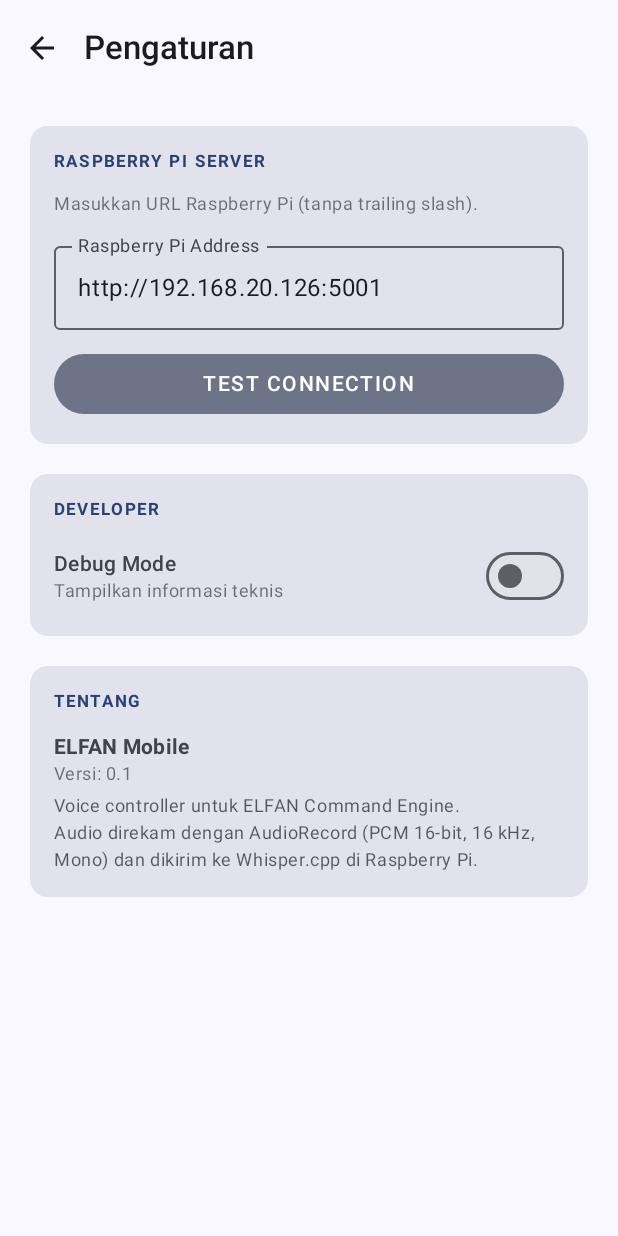
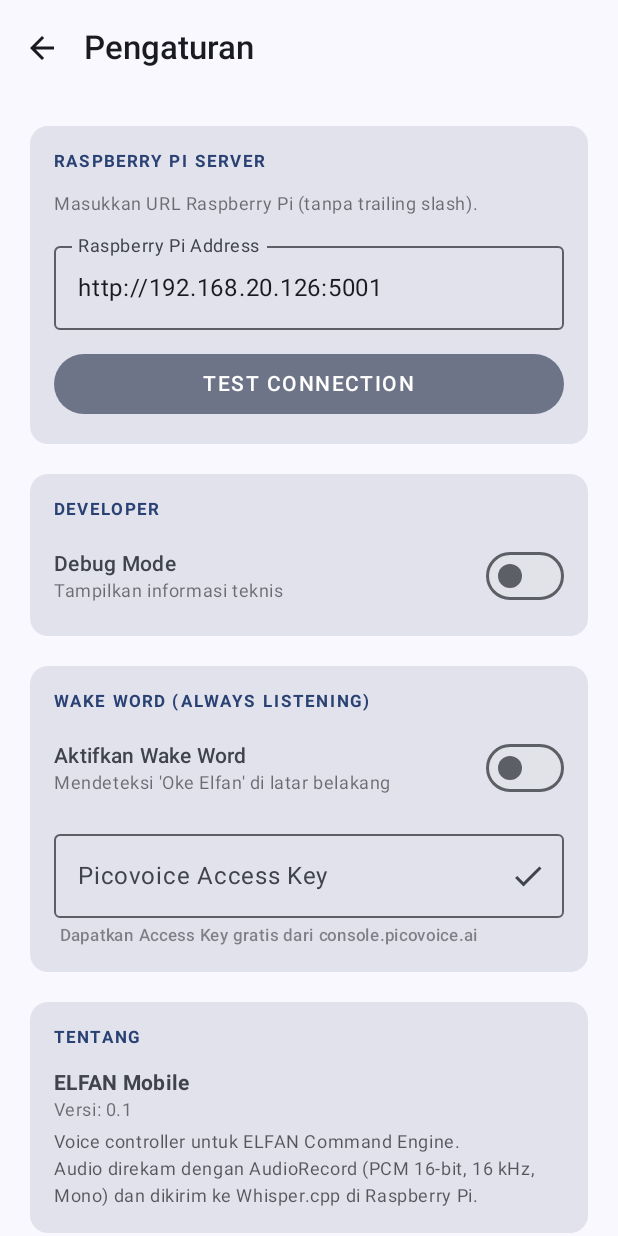
Before and after one commit to prianurislam1825/Elfan-Mobile, an Android app built with Jetpack Compose: the screen it shows after launch (MainActivity), after a tap on "Settings", on a phone screen of 412 x 824 dp. Run offline under Robolectric (Android 15) with nearby library versions, the light colour scheme and no system bars; 2 statements that could not run were skipped.

Commit message:
Phase 2A: Implement WakeWordService using Picovoice Porcupine and configuration UI

```diff
--- a/app/build.gradle.kts
+++ b/app/build.gradle.kts
@@ -97,4 +97,7 @@ dependencies {
 
   // Coroutines Android
   implementation(libs.kotlinx.coroutines.android)
+
+  // Picovoice Porcupine (Wake Word)
+  implementation(libs.porcupine.android)
 }
--- a/app/src/main/java/com/example/elfanmobile/MainActivity.kt
+++ b/app/src/main/java/com/example/elfanmobile/MainActivity.kt
@@ -56,6 +56,23 @@ fun ElfanApp(activity: MainActivity) {
     var showSettings by remember { mutableStateOf(false) }
     var showPermissionDialog by remember { mutableStateOf(false) }
 
+    // Start/Stop WakeWordService based on settings
+    val wakeWordEnabled by viewModel.wakeWordEnabled.collectAsState(initial = false)
+    androidx.compose.runtime.LaunchedEffect(wakeWordEnabled) {
+        val intent = android.content.Intent(activity, com.example.elfanmobile.audio.WakeWordService::class.java)
+        if (wakeWordEnabled) {
+            intent.action = com.example.elfanmobile.audio.WakeWordService.ACTION_START
+            if (android.os.Build.VERSION.SDK_INT >= android.os.Build.VERSION_CODES.O) {
+                activity.startForegroundService(intent)
+            } else {
+                activity.startService(intent)
+            }
+        } else {
+            intent.action = com.example.elfanmobile.audio.WakeWordService.ACTION_STOP
+            activity.startService(intent)
+        }
+    }
+
     // Microphone permission launcher
     val micPermissionLauncher = rememberLauncherForActivityResult(
         contract = ActivityResultContracts.RequestPermission()
--- a/app/src/main/java/com/example/elfanmobile/repository/SettingsRepository.kt
+++ b/app/src/main/java/com/example/elfanmobile/repository/SettingsRepository.kt
@@ -25,6 +25,8 @@ class SettingsRepository(private val context: Context) {
     companion object {
         val KEY_RASPBERRY_PI_URL = stringPreferencesKey("raspberry_pi_url")
         val KEY_DEBUG_MODE = booleanPreferencesKey("debug_mode")
+        val KEY_WAKE_WORD_ENABLED = booleanPreferencesKey("wake_word_enabled")
+        val KEY_PORCUPINE_ACCESS_KEY = stringPreferencesKey("porcupine_access_key")
 
         const val DEFAULT_RASPBERRY_PI_URL = "http://192.168.20.126:5001"
     }
@@ -37,6 +39,16 @@ class SettingsRepository(private val context: Context) {
     /** Observe debug mode state. Emits false if not set. */
     val debugMode: Flow<Boolean> = context.dataStore.data.map { prefs ->
         prefs[KEY_DEBUG_MODE] ?: false
+    }
+
+    /** Observe wake word enabled state. Emits false if not set. */
+    val wakeWordEnabled: Flow<Boolean> = context.dataStore.data.map { prefs ->
+        prefs[KEY_WAKE_WORD_ENABLED] ?: false
+    }
+
+    /** Observe Porcupine Access Key. Emits empty string if not set. */
+    val porcupineAccessKey: Flow<String> = context.dataStore.data.map { prefs ->
+        prefs[KEY_PORCUPINE_ACCESS_KEY] ?: ""
     }
 
     /** Save the Raspberry Pi base URL. */
@@ -52,4 +64,18 @@ class SettingsRepository(private val context: Context) {
             prefs[KEY_DEBUG_MODE] = enabled
         }
     }
+
+    /** Save the wake word enabled flag. */
+    suspend fun saveWakeWordEnabled(enabled: Boolean) {
+        context.dataStore.edit { prefs ->
+            prefs[KEY_WAKE_WORD_ENABLED] = enabled
+        }
+    }
+
+    /** Save the Porcupine Access Key. */
+    suspend fun savePorcupineAccessKey(key: String) {
+        context.dataStore.edit { prefs ->
+            prefs[KEY_PORCUPINE_ACCESS_KEY] = key.trim()
+        }
+    }
 }
--- a/app/src/main/java/com/example/elfanmobile/ui/SettingsScreen.kt
+++ b/app/src/main/java/com/example/elfanmobile/ui/SettingsScreen.kt
@@ -212,6 +212,76 @@ fun SettingsScreen(
                 }
             }
 
+            // ── Wake Word section ──────────────────────────────────────────────
+            val wakeWordEnabled by viewModel.wakeWordEnabled.collectAsState(initial = false)
+            val porcupineKey by viewModel.porcupineAccessKey.collectAsState(initial = "")
+            var keyInput by remember(porcupineKey) { mutableStateOf(porcupineKey) }
+
+            SectionCard(title = "Wake Word (Always Listening)") {
+                Row(
+                    modifier = Modifier.fillMaxWidth(),
+                    horizontalArrangement = Arrangement.SpaceBetween,
+                    verticalAlignment = Alignment.CenterVertically
+                ) {
+                    Column(modifier = Modifier.weight(1f)) {
+                        Text(
+                            text = "Aktifkan Wake Word",
+                            style = MaterialTheme.typography.bodyMedium,
+                            fontWeight = FontWeight.Medium
+                        )
+                        Text(
+                            text = "Mendeteksi 'Oke Elfan' di latar belakang",
+                            style = MaterialTheme.typography.bodySmall,
+                            color = MaterialTheme.colorScheme.onSurface.copy(alpha = 0.6f)
+                        )
+                    }
+                    Switch(
+                        checked = wakeWordEnabled,
+                        onCheckedChange = { viewModel.setWakeWordEnabled(it) }
+                    )
+                }
+
+                Spacer(modifier = Modifier.height(12.dp))
+
+                OutlinedTextField(
+                    value = keyInput,
+                    onValueChange = { keyInput = it },
+                    label = { Text("Picovoice Access Key") },
+                    singleLine = true,
+                    modifier = Modifier.fillMaxWidth(),
+                    keyboardOptions = KeyboardOptions(
+                        keyboardType = KeyboardType.Password,
+                        imeAction = ImeAction.Done
+                    ),
+                    keyboardActions = KeyboardActions(
+                        onDone = {
+                            viewModel.updatePorcupineAccessKey(keyInput)
+                            focusManager.clearFocus()
+                            scope.launch {
+                                snackbarHostState.showSnackbar("Access Key disimpan")
+                            }
+                        }
+                    ),
+                    trailingIcon = {
+                        IconButton(onClick = {
+                            viewModel.updatePorcupineAccessKey(keyInput)
+                            focusManager.clearFocus()
+                            scope.launch {
+                                snackbarHostState.showSnackbar("Access Key disimpan")
+                            }
+                        }) {
+                            Icon(Icons.Default.Check, contentDescription = "Simpan")
+                        }
+                    }
+                )
+                Text(
+                    text = "Dapatkan Access Key gratis dari console.picovoice.ai",
+                    style = MaterialTheme.typography.labelSmall,
+                    color = MaterialTheme.colorScheme.onSurface.copy(alpha = 0.5f),
+                    modifier = Modifier.padding(top = 4.dp, start = 4.dp)
+                )
+            }
+
             // ── About section ──────────────────────────────────────────────────
             SectionCard(title = "Tentang") {
                 Text("ELFAN Mobile", style = MaterialTheme.typography.bodyMedium, fontWeight = FontWeight.Bold)
--- a/app/src/main/java/com/example/elfanmobile/viewmodel/VoiceViewModel.kt
+++ b/app/src/main/java/com/example/elfanmobile/viewmodel/VoiceViewModel.kt
@@ -59,6 +59,8 @@ class VoiceViewModel(
 
     val raspberryPiUrl = settingsRepository.raspberryPiUrl
     val debugMode = settingsRepository.debugMode
+    val wakeWordEnabled = settingsRepository.wakeWordEnabled
+    val porcupineAccessKey = settingsRepository.porcupineAccessKey
 
     // ── Internals ─────────────────────────────────────────────────────────────
 
@@ -138,6 +140,18 @@ class VoiceViewModel(
         }
     }
 
+    fun setWakeWordEnabled(enabled: Boolean) {
+        viewModelScope.launch {
+            settingsRepository.saveWakeWordEnabled(enabled)
+        }
+    }
+
+    fun updatePorcupineAccessKey(key: String) {
+        viewModelScope.launch {
+            settingsRepository.savePorcupineAccessKey(key)
+        }
+    }
+
     // ── Private ───────────────────────────────────────────────────────────────
 
     private suspend fun uploadFile(file: File) {
--- a/gradle/libs.versions.toml
+++ b/gradle/libs.versions.toml
@@ -16,6 +16,7 @@ lifecycleViewmodelNav3 = "2.10.0"
 okhttp = "4.12.0"
 kotlinxSerializationJson = "1.8.1"
 datastore = "1.1.7"
+porcupine = "3.0.2"
 
 [libraries]
 androidx-core-ktx = { module = "androidx.core:core-ktx", version.ref = "androidxCore" }
@@ -46,6 +47,7 @@ androidx-datastore-preferences = { module = "androidx.datastore:datastore-prefer
 kotlinx-coroutines-android = { module = "org.jetbrains.kotlinx:kotlinx-coroutines-android", version.ref = "coroutines" }
 androidx-compose-material-icons-core = { group = "androidx.compose.material", name = "material-icons-core" }
 androidx-compose-material-icons-extended = { group = "androidx.compose.material", name = "material-icons-extended" }
+porcupine-android = { module = "ai.picovoice:porcupine-android", version.ref = "porcupine" }
 
 [plugins]
 android-application = { id = "com.android.application", version.ref = "androidGradlePlugin" }
```
Also changed, not shown: app/src/main/AndroidManifest.xml (+9 -0 lines).
